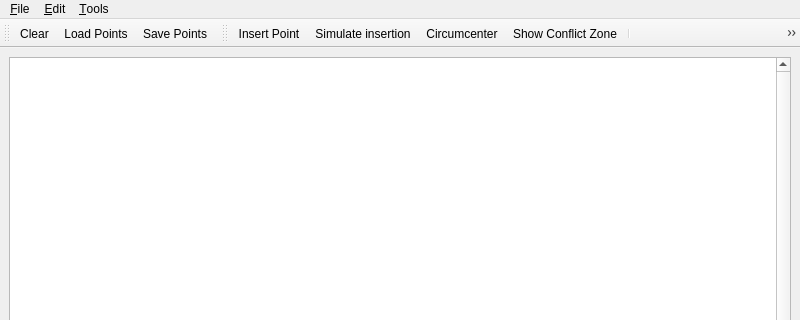
Old version of the form Triangulation_2/Delaunay_triangulation_2.ui in the repository SreelalSreenivasan/KGG; both pictures show x 0 to 800 and y 0 to 320 of the 800 by 600 pixel window.
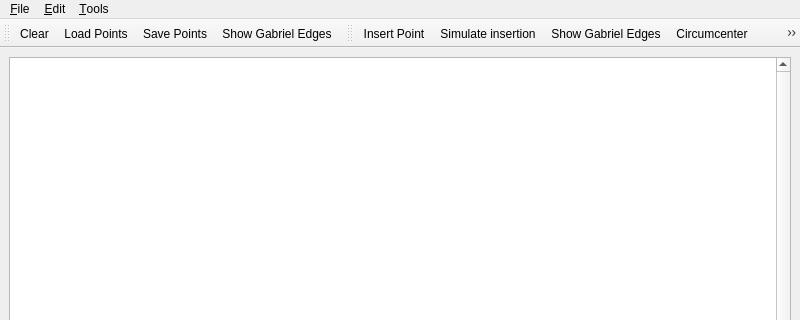
New version of the form. Icons and pictures are not drawn.

Commit message: Added widget for Gabriel Edges

```diff
--- a/Triangulation_2/Delaunay_triangulation_2.ui
+++ b/Triangulation_2/Delaunay_triangulation_2.ui
@@ -51,6 +51,7 @@
    <addaction name="actionClear" />
    <addaction name="actionLoadPoints" />
    <addaction name="actionSavePoints" />
+   <addaction name="actionShowGabriel" /> 	<!--ShowGabriel 1 -->
   </widget>
   <widget class="QToolBar" name="toolBar" >
    <property name="windowTitle" >
@@ -64,6 +65,7 @@
    </attribute>
    <addaction name="actionInsertPoint" />
    <addaction name="actionMovingPoint" />
+   <addaction name="actionShowGabriel" />	<!--ShowGabriel 2 -->
    <addaction name="actionCircumcenter" />
    <addaction name="actionShowConflictZone" />
    <addaction name="separator" />
@@ -220,6 +222,24 @@
     <string>Ctrl+V</string>
    </property>
   </action>
+  <action name="actionShowGabriel" >
+   <property name="checkable" >
+    <bool>true</bool>
+   </property>
+   <property name="checked" >
+    <bool>false</bool>
+   </property>
+   <property name="icon" >
+    <iconset resource="../icons/Triangulation_2.qrc" >
+     <normaloff>:/cgal/Triangulation_2/Voronoi_diagram_2.png</normaloff>:/cgal/Triangulation_2/Voronoi_diagram_2.png</iconset>
+   </property>
+   <property name="text" >
+    <string>Show &amp;Gabriel Edges</string>
+   </property>
+   <property name="shortcut" >
+    <string>Ctrl+V</string>
+   </property>
+  </action>
   <action name="actionShowDelaunay" >
    <property name="checkable" >
     <bool>true</bool>
```
Left out of the diff: 2 changed lines with no effect on the pictures. The commit also changes 260 other files.
